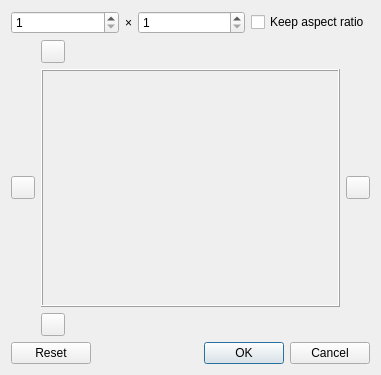
drawpile/Drawpile, file src/desktop/ui/resizedialog.ui: the form before one commit.
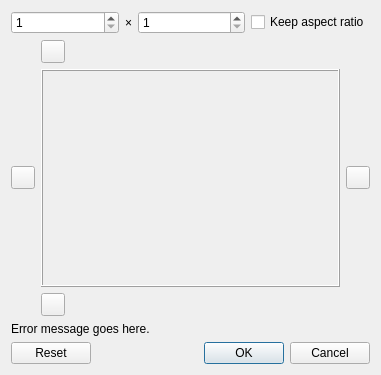
The form after the commit. Custom widgets are drawn as their Qt base class.

The edit to the form file:
```diff
--- a/src/desktop/ui/resizedialog.ui
+++ b/src/desktop/ui/resizedialog.ui
@@ -111,6 +111,19 @@
      </item>
     </layout>
    </item>
+   <item>
+    <widget class="QLabel" name="errorLabel">
+     <property name="text">
+      <string notr="true">Error message goes here.</string>
+     </property>
+     <property name="textFormat">
+      <enum>Qt::PlainText</enum>
+     </property>
+     <property name="wordWrap">
+      <bool>true</bool>
+     </property>
+    </widget>
+   </item>
    <item>
     <widget class="QDialogButtonBox" name="buttons">
      <property name="orientation">
```
Left out of the diff: 10 changed lines with no effect on the pictures.
